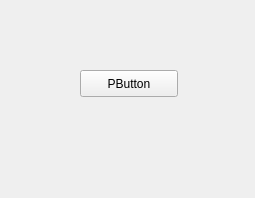
First picture: the form in courseWidget.ui, repository yycho0108/OlinScheduler, before the edit.
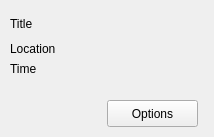
Second picture: the form after the edit.

What changed in the file:
```diff
--- a/courseWidget.ui
+++ b/courseWidget.ui
@@ -6,26 +6,79 @@
    <rect>
     <x>0</x>
     <y>0</y>
-    <width>255</width>
-    <height>198</height>
+    <width>214</width>
+    <height>137</height>
    </rect>
   </property>
   <property name="windowTitle">
    <string>Form</string>
   </property>
-  <widget class="QPushButton" name="pushButton">
+  <property name="windowOpacity">
+   <double>0.750000000000000</double>
+  </property>
+  <property name="autoFillBackground">
+   <bool>true</bool>
+  </property>
+  <widget class="QLabel" name="time">
    <property name="geometry">
     <rect>
-     <x>80</x>
-     <y>70</y>
-     <width>98</width>
+     <x>10</x>
+     <y>60</y>
+     <width>66</width>
+     <height>17</height>
+    </rect>
+   </property>
+   <property name="text">
+    <string>Time</string>
+   </property>
+  </widget>
+  <widget class="QLabel" name="location">
+   <property name="geometry">
+    <rect>
+     <x>10</x>
+     <y>40</y>
+     <width>66</width>
+     <height>17</height>
+    </rect>
+   </property>
+   <property name="text">
+    <string>Location</string>
+   </property>
+  </widget>
+  <widget class="QPushButton" name="optionsBtn">
+   <property name="geometry">
+    <rect>
+     <x>107</x>
+     <y>100</y>
+     <width>91</width>
      <height>27</height>
     </rect>
    </property>
    <property name="text">
-    <string>PButton</string>
+    <string>Options</string>
    </property>
   </widget>
+  <widget class="QSplitter" name="splitter">
+   <property name="geometry">
+    <rect>
+     <x>10</x>
+     <y>10</y>
+     <width>167</width>
+     <height>27</height>
+    </rect>
+   </property>
+   <property name="orientation">
+    <enum>Qt::Horizontal</enum>
+   </property>
+   <widget class="QLabel" name="title">
+    <property name="text">
+     <string>Title</string>
+    </property>
+    <property name="wordWrap">
+     <bool>true</bool>
+    </property>
+   </widget>
+  </widget>
  </widget>
  <resources/>
  <connections/>
```
